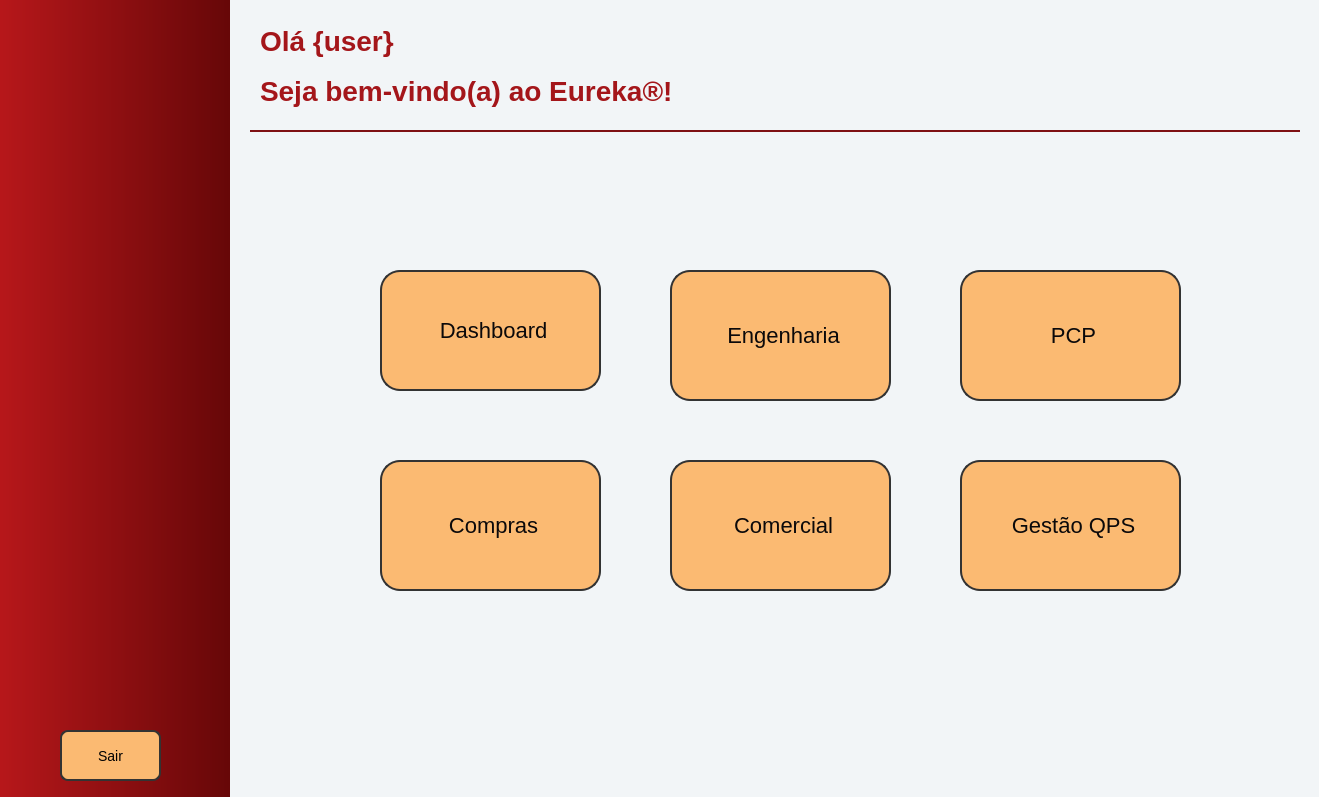
This is src/qt/ui/home_window.ui in eliezermoraesss/eureka_app_pyqt5_project_v2 as Qt 5 draws it before an edit. The edited form follows.
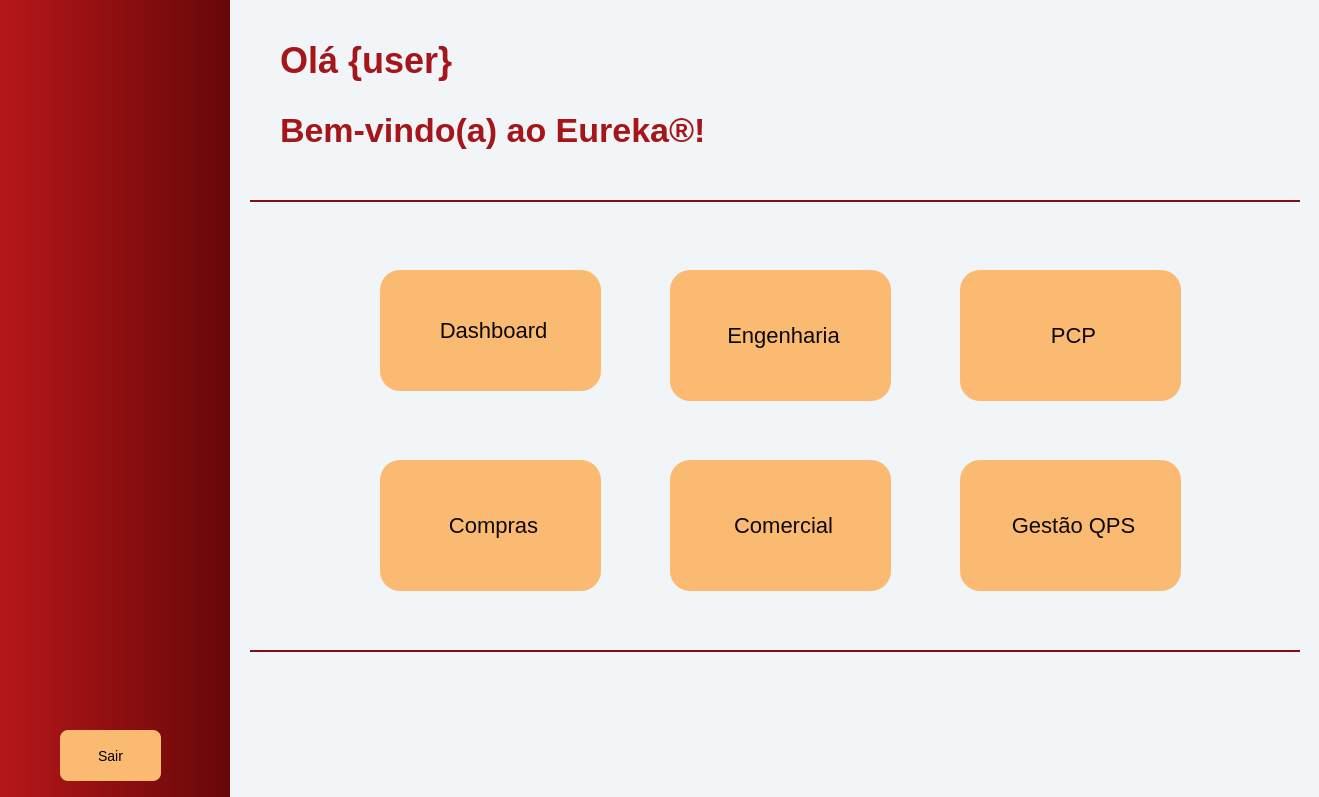
This is the edited form. Icons and pictures are not drawn.

Commit message: style and fix: improved UI design and insert data into area combobox in register_window.py

What changed in the file:
```diff
--- a/src/qt/ui/home_window.ui
+++ b/src/qt/ui/home_window.ui
@@ -49,7 +49,6 @@
 
 QPushButton {
     background-color: #fbba72;
-	border: 2px solid #333;
     border-radius: 20px;
     font-size: 22px;
     font-weight: regular;
@@ -86,7 +85,6 @@
      </property>
      <property name="font">
       <font>
-       <family>Segoe UI</family>
        <pointsize>-1</pointsize>
       </font>
      </property>
@@ -127,7 +125,6 @@
      </property>
      <property name="font">
       <font>
-       <family>Segoe UI</family>
        <pointsize>-1</pointsize>
       </font>
      </property>
@@ -165,7 +162,6 @@
      </property>
      <property name="font">
       <font>
-       <family>Segoe UI</family>
        <pointsize>-1</pointsize>
       </font>
      </property>
@@ -203,7 +199,6 @@
      </property>
      <property name="font">
       <font>
-       <family>Segoe UI</family>
        <pointsize>-1</pointsize>
       </font>
      </property>
@@ -241,7 +236,6 @@
      </property>
      <property name="font">
       <font>
-       <family>Segoe UI</family>
        <pointsize>-1</pointsize>
       </font>
      </property>
@@ -279,7 +273,6 @@
      </property>
      <property name="font">
       <font>
-       <family>Segoe UI</family>
        <pointsize>-1</pointsize>
       </font>
      </property>
@@ -306,15 +299,14 @@
     <widget class="QLabel" name="welcome_label">
      <property name="geometry">
       <rect>
-       <x>30</x>
-       <y>60</y>
-       <width>441</width>
+       <x>50</x>
+       <y>100</y>
+       <width>821</width>
        <height>61</height>
       </rect>
      </property>
      <property name="font">
       <font>
-       <family>Segoe UI</family>
        <pointsize>-1</pointsize>
        <weight>75</weight>
        <bold>true</bold>
@@ -324,20 +316,20 @@
       <string notr="true">QLabel {
 	background-color: transparent;
     color: #a4161a;
-    font-size: 28px;
+    font-size: 34px;
     font-weight: bold;
 	font-style: &quot;Segoe UI&quot;;
 }</string>
      </property>
      <property name="text">
-      <string>Seja bem-vindo(a) ao Eureka®!</string>
+      <string>Bem-vindo(a) ao Eureka®!</string>
      </property>
     </widget>
     <widget class="QFrame" name="frame">
      <property name="geometry">
       <rect>
        <x>20</x>
-       <y>130</y>
+       <y>200</y>
        <width>1050</width>
        <height>2</height>
       </rect>
@@ -357,15 +349,14 @@
     <widget class="QLabel" name="user_label">
      <property name="geometry">
       <rect>
-       <x>30</x>
-       <y>10</y>
-       <width>441</width>
+       <x>50</x>
+       <y>30</y>
+       <width>751</width>
        <height>61</height>
       </rect>
      </property>
      <property name="font">
       <font>
-       <family>Segoe UI</family>
        <pointsize>-1</pointsize>
        <weight>75</weight>
        <bold>true</bold>
@@ -375,7 +366,7 @@
       <string notr="true">QLabel {
 	background-color: transparent;
     color: #a4161a;
-    font-size: 28px;
+    font-size: 36px;
     font-weight: bold;
 	font-style: &quot;Segoe UI&quot;;
 }</string>
@@ -403,6 +394,27 @@
       <bool>true</bool>
      </property>
     </widget>
+    <widget class="QFrame" name="frame_2">
+     <property name="geometry">
+      <rect>
+       <x>20</x>
+       <y>650</y>
+       <width>1050</width>
+       <height>2</height>
+      </rect>
+     </property>
+     <property name="styleSheet">
+      <string notr="true">QFrame {
+	background-color: #a4161a;
+}</string>
+     </property>
+     <property name="frameShape">
+      <enum>QFrame::StyledPanel</enum>
+     </property>
+     <property name="frameShadow">
+      <enum>QFrame::Raised</enum>
+     </property>
+    </widget>
     <zorder>btn_qps</zorder>
     <zorder>btn_comercial</zorder>
     <zorder>btn_compras</zorder>
@@ -445,13 +457,13 @@
      </property>
      <property name="font">
       <font>
+       <family>Segoe UI</family>
        <pointsize>-1</pointsize>
       </font>
      </property>
      <property name="styleSheet">
       <string notr="true">QPushButton {
     background-color: #fbba72;
-	border: 2px solid #333;
     border-radius: 8px;
     font-size: 14px;
     font-weight: regular;
```
Left out of the diff: 7 changed lines with no effect on the pictures. The commit also changes 5 other files.
